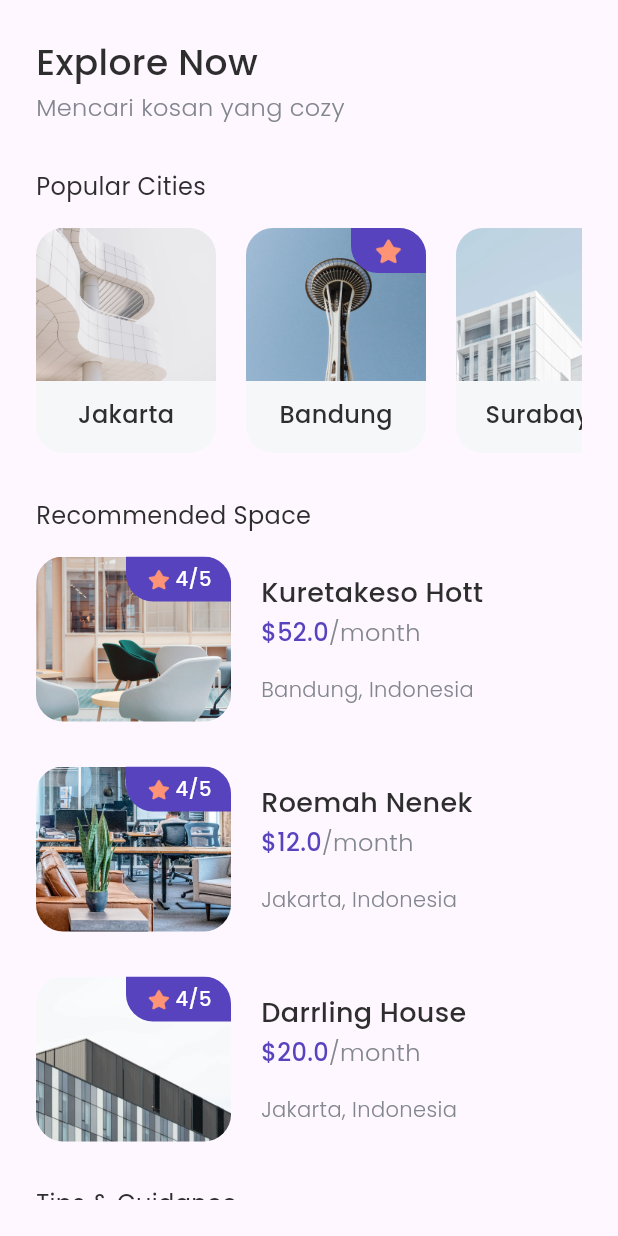
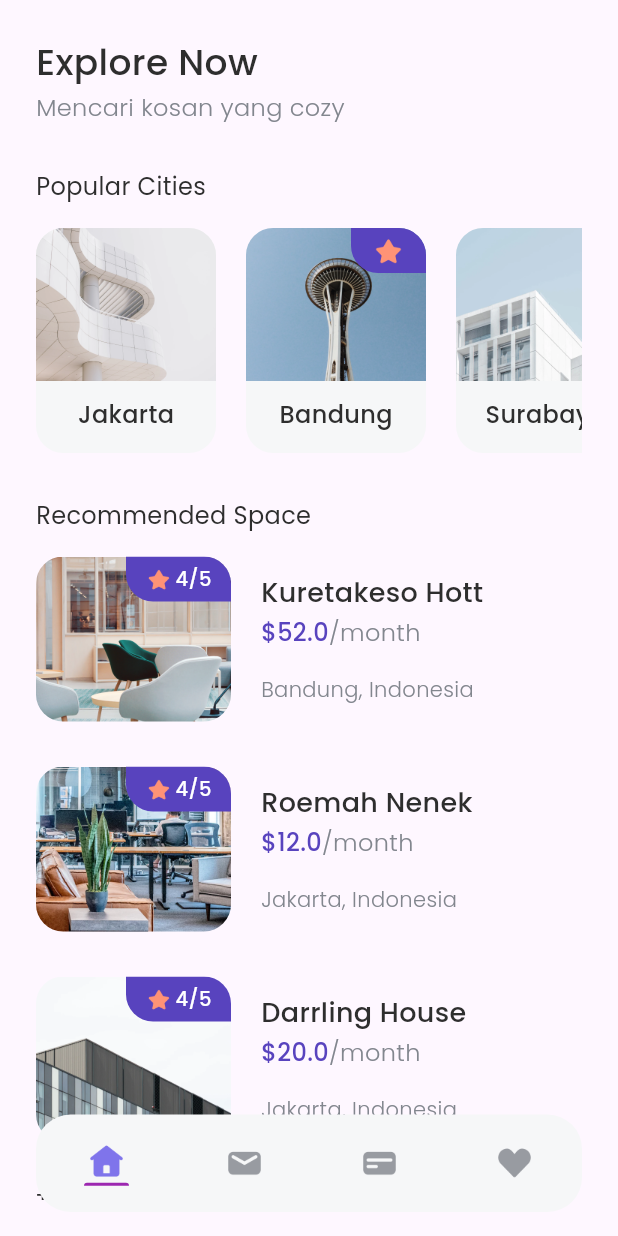
Before and after one commit to dayeeen/cozy-kosan, a Flutter app: the HomePage screen opened directly, on a phone screen of 412 x 824 dp. Run offline on Flutter 3.47's test engine with Material 3 defaults, Android fonts, the phone set to English and light mode, and no system bars; our stand-ins replace google_fonts.

Commit message:
add BottomNavbarItem widget for navigation in HomePage

```diff
--- a/lib/pages/home_page.dart
+++ b/lib/pages/home_page.dart
@@ -1,6 +1,7 @@
 import 'package:bwa_cozy/models/space.dart';
 import 'package:bwa_cozy/models/tips.dart';
 import 'package:bwa_cozy/theme.dart';
+import 'package:bwa_cozy/widgets/bottom_navbar_item.dart';
 import 'package:bwa_cozy/widgets/city_card.dart';
 import 'package:bwa_cozy/widgets/space_card.dart';
 import 'package:bwa_cozy/widgets/tips_card.dart';
@@ -17,9 +18,7 @@ class HomePage extends StatelessWidget {
       body: SafeArea(
         bottom: false,
         child: Padding(
-          padding: EdgeInsets.all(
-             edge,
-          ),
+          padding: EdgeInsets.all(edge),
           child: ListView(
             children: [
               // Header
@@ -31,16 +30,14 @@ class HomePage extends StatelessWidget {
                 ),
               ),
               SizedBox(height: 2),
-              Text('Mencari kosan yang cozy',
-                style: greyTextStyle.copyWith(
-                  fontSize: 16,
-                ),
+              Text(
+                'Mencari kosan yang cozy',
+                style: greyTextStyle.copyWith(fontSize: 16),
               ),
               SizedBox(height: 30),
-              Text('Popular Cities',
-                style: regularTextStyle.copyWith(
-                  fontSize: 16,
-                )
+              Text(
+                'Popular Cities',
+                style: regularTextStyle.copyWith(fontSize: 16),
               ),
               SizedBox(height: 16),
               // List of Cities
@@ -62,7 +59,7 @@ class HomePage extends StatelessWidget {
                         id: 2,
                         name: 'Bandung',
                         imageUrl: 'assets/city2.png',
-                        isPopular: true
+                        isPopular: true,
                       ),
                     ),
                     SizedBox(width: 20),
@@ -78,10 +75,9 @@ class HomePage extends StatelessWidget {
                 ),
               ),
               SizedBox(height: 30),
-              Text('Recommended Space',
-                style: regularTextStyle.copyWith(
-                  fontSize: 16,
-                )
+              Text(
+                'Recommended Space',
+                style: regularTextStyle.copyWith(fontSize: 16),
               ),
               SizedBox(height: 16),
               // List of Space
@@ -126,10 +122,9 @@ class HomePage extends StatelessWidget {
               ),
               SizedBox(height: 30),
               // TIPS & GUIDANCE
-              Text('Tips & Guidance',
-                style: regularTextStyle.copyWith(
-                  fontSize: 16,
-                )
+              Text(
+                'Tips & Guidance',
+                style: regularTextStyle.copyWith(fontSize: 16),
               ),
               SizedBox(height: 16),
               Column(
@@ -154,11 +149,33 @@ class HomePage extends StatelessWidget {
                   ),
                   SizedBox(height: 20),
                 ],
-              )
+              ),
             ],
           ),
         ),
       ),
+      floatingActionButton: Container(
+        width: MediaQuery.of(context).size.width - (2 * edge),
+        height: 65,
+        margin: EdgeInsets.symmetric(horizontal: edge),
+        decoration: BoxDecoration(
+          color: Color(0xffF6F7F8),
+          borderRadius: BorderRadius.circular(23),
+        ),
+        child: Row(
+          mainAxisAlignment: MainAxisAlignment.spaceAround,
+          children: [
+            BottomNavbarItem(imageUrl: 'assets/icon_home.png', isActive: true),
+            BottomNavbarItem(
+              imageUrl: 'assets/icon_email.png',
+              isActive: false,
+            ),
+            BottomNavbarItem(imageUrl: 'assets/icon_card.png', isActive: false),
+            BottomNavbarItem(imageUrl: 'assets/icon_love.png', isActive: false),
+          ],
+        ),
+      ),
+      floatingActionButtonLocation: FloatingActionButtonLocation.centerFloat,
     );
   }
 }
--- /dev/null
+++ b/lib/widgets/bottom_navbar_item.dart
@@ -0,0 +1,34 @@
+import 'package:flutter/material.dart';
+
+class BottomNavbarItem extends StatelessWidget {
+
+  final String imageUrl;
+  final bool isActive;
+
+  const BottomNavbarItem({super.key, required this.imageUrl, required this.isActive});
+
+  @override
+  Widget build(BuildContext context) {
+    return Column(
+      children: [
+        Spacer(),
+        Image.asset(imageUrl,
+          width: 26,
+          height: 26,
+        ),
+        isActive ? Container(
+          width: 30,
+          height: 2,
+          margin: EdgeInsets.only(top: 2),
+          decoration: BoxDecoration(
+            color: Colors.purple,
+            borderRadius: BorderRadius.vertical(
+              top: Radius.circular(1000),
+            )
+          ),
+        ) : Container(),
+        Spacer(),
+      ],
+    );
+  }
+}
```
